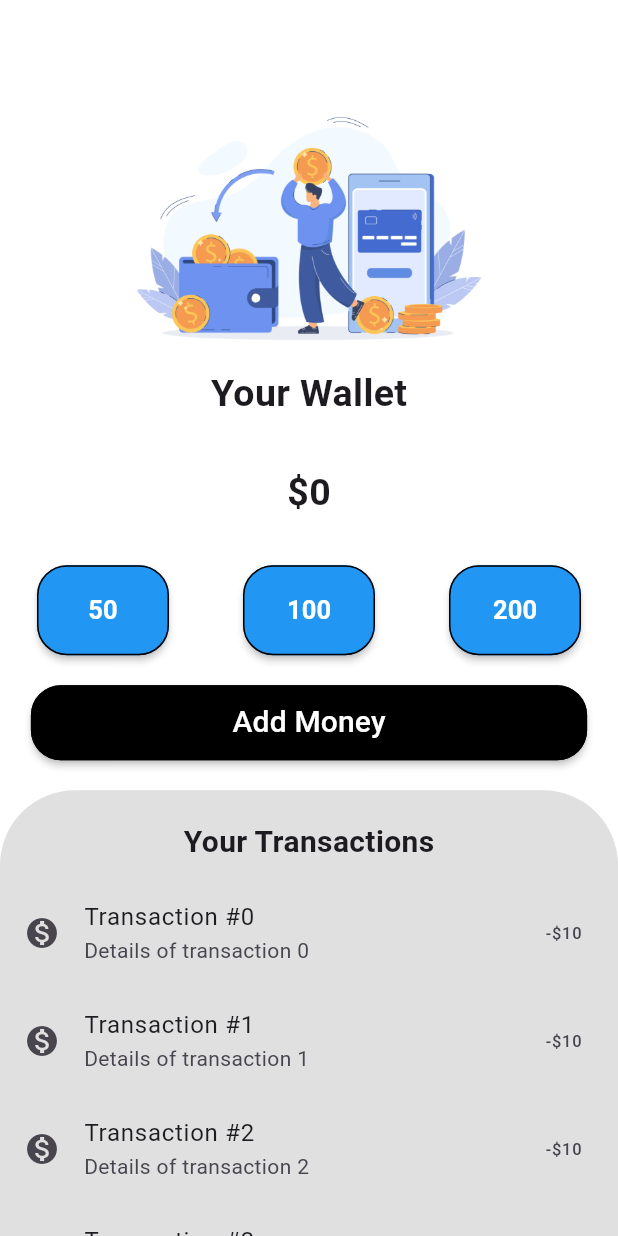
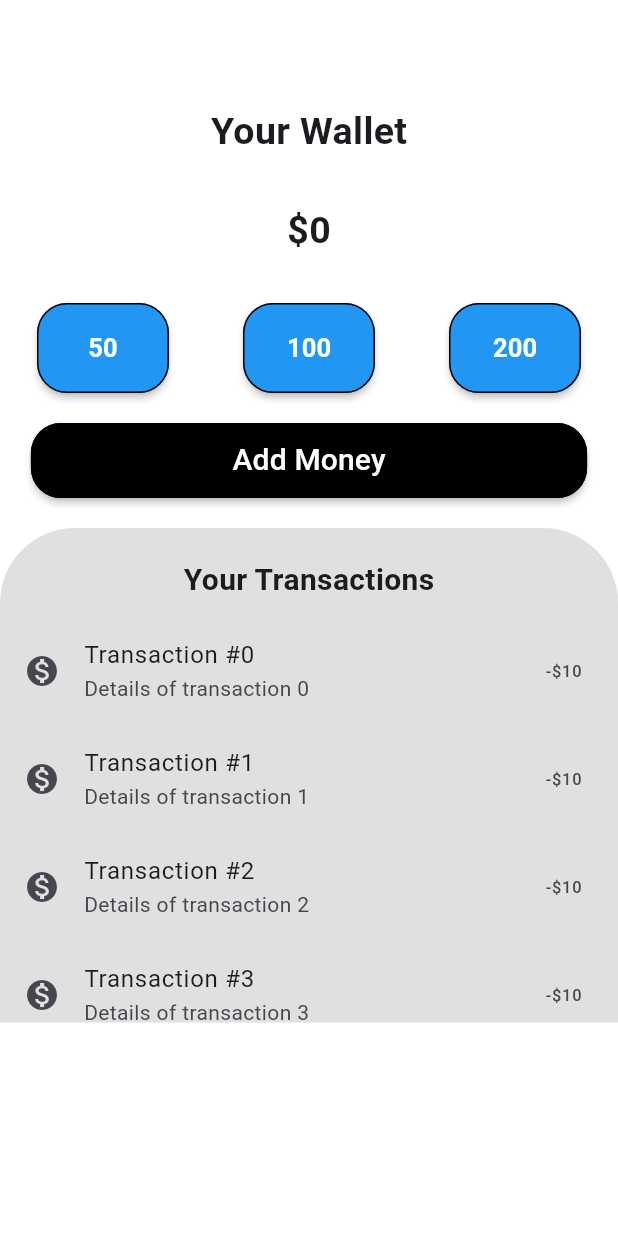
Before and after one commit to raedzayoud/Front-Hotel-System, a Flutter app: the Wallet screen opened directly, on a phone screen of 412 x 824 dp. Run offline on Flutter 3.47's test engine with Material 3 defaults, Android fonts, the phone set to English and light mode, and no system bars; our stand-ins replace bloc, dartz, dio, flutter_bloc, shared_preferences; missing offline and left inert: dart:ffi; accounts and stored records are empty.

```diff
--- a/lib/core/class/applink.dart
+++ b/lib/core/class/applink.dart
@@ -2,4 +2,7 @@ class Applink {
   static const String loaclhost = 'http://10.0.2.2:8000/api';
   static const String apiSignup = '$loaclhost/register';
   static const String apiLogin = '$loaclhost/login';
+  static const String apiGetAllHotel = '$loaclhost/getAllHotel';
+  static const String apiGetAllRoomRelatedToHotel =
+      '$loaclhost/getAllRoomByHotel';
 }
--- /dev/null
+++ b/lib/feature/home/data/repos/home_repo.dart
@@ -0,0 +1,9 @@
+import 'package:dartz/dartz.dart';
+import 'package:hotel/core/error/failure.dart';
+import 'package:hotel/feature/authentication/data/model/user.dart';
+import 'package:dio/dio.dart';
+
+abstract class HomeRepo {
+  Future<Either<Failure, List>> getAllHotel();
+  Future<Either<Failure, void>> SearchHotel();
+}
--- /dev/null
+++ b/lib/feature/home/presentation/manager/home_cubit.dart
@@ -0,0 +1,24 @@
+import 'package:hotel/feature/home/data/repos/home_repo.dart';
+import 'package:hotel/feature/home/presentation/manager/home_state.dart';
+
+import 'dart:async';
+import 'dart:core';
+import 'package:bloc/bloc.dart';
+
+class HomeCubit extends Cubit<HomeState> {
+  final HomeRepo homeRepo;
+  HomeCubit(this.homeRepo) : super(HomeInitial());
+
+  Future<void> getAllHotels() async {
+    emit(HomeLoading());
+    try {
+      final result = await homeRepo.getAllHotel();
+      result.fold(
+        (failure) => emit(HomeFailure(errorMessage: failure.errorMessage)),
+        (hotels) => emit(HomeSuccess(hotels: hotels)),
+      );
+    } catch (e) {
+      emit(HomeFailure(errorMessage: "An error occurred"));
+    }
+  }
+}
--- /dev/null
+++ b/lib/feature/home/presentation/manager/home_state.dart
@@ -0,0 +1,15 @@
+sealed class HomeState {}
+
+final class HomeInitial extends HomeState {}
+
+final class HomeFailure extends HomeState {
+  final String errorMessage;
+  HomeFailure({required this.errorMessage});
+}
+
+final class HomeLoading extends HomeState {}
+
+final class HomeSuccess extends HomeState {
+  final List hotels;
+  HomeSuccess({required this.hotels});
+}
--- /dev/null
+++ b/lib/feature/rooms/data/repos/home_repo.dart
@@ -0,0 +1,9 @@
+import 'package:dartz/dartz.dart';
+import 'package:hotel/core/error/failure.dart';
+import 'package:hotel/feature/authentication/data/model/user.dart';
+import 'package:dio/dio.dart';
+
+abstract class HomeRepo {
+  Future<Either<Failure, List>> getAllHotel();
+  Future<Either<Failure, void>> SearchHotel();
+}
--- a/lib/feature/rooms/presentation/rooms.dart
+++ b/lib/feature/rooms/presentation/rooms.dart
@@ -41,7 +41,7 @@ class Rooms extends StatelessWidget {
             )),
         centerTitle: true,
         title: const Text(
-          'Rooms in Beach Resort',
+          'Rooms',
           style: TextStyle(color: Colors.white),
         ),
         backgroundColor: KPrimayColor,
--- a/lib/feature/wallet/presentation/wallet.dart
+++ b/lib/feature/wallet/presentation/wallet.dart
@@ -14,23 +14,22 @@ class Wallet extends StatelessWidget {
         child: Column(
           children: [
             const SizedBox(height: 70),
-            Center(
-              child: Container(
-                height: AppResponsive.heigth(context) * .4,
-                width: AppResponsive.width(context) * .8,
-                decoration: BoxDecoration(
-                  color: Colors.white,
-                  borderRadius: BorderRadius.circular(20),
-                ),
-                child: Center(
-                  child: Image.asset(
-                    AssetsImage.wallet,
-                    fit: BoxFit.contain,
-                  ),
-                ),
-              ),
-            ),
-            const SizedBox(height: 10),
+            // Center(
+            //   child: Container(
+            //     height: AppResponsive.heigth(context) * .4,
+            //     width: AppResponsive.width(context) * .8,
+            //     decoration: BoxDecoration(
+            //       color: Colors.white,
+            //       borderRadius: BorderRadius.circular(20),
+            //     ),
+            //     child: Center(
+            //       child: Image.asset(
+            //         AssetsImage.wallet,
+            //         fit: BoxFit.contain,
+            //       ),
+            //     ),
+            //   ),
+            // ),
             const Text(
               "Your Wallet",
               style: TextStyle(fontWeight: FontWeight.bold, fontSize: 25),
--- a/lib/main.dart
+++ b/lib/main.dart
@@ -5,8 +5,10 @@ import 'package:hotel/core/utils/router.dart';
 import 'package:hotel/feature/authentication/data/repos/authentication_repo_impl.dart';
 import 'package:hotel/feature/authentication/presentation/manager/cubit/authentication_cubit.dart';
 import 'package:hotel/feature/authentication/presentation/view/login_view.dart';
+import 'package:hotel/feature/home/data/repos/home_repos_impl.dart';
 import 'package:hotel/feature/home/presentation/home.dart';
 import 'package:hotel/feature/home/presentation/homescrren.dart';
+import 'package:hotel/feature/home/presentation/manager/home_cubit.dart';
 import 'package:shared_preferences/shared_preferences.dart';
 
 late SharedPreferences sharedPreferences;
@@ -26,6 +28,9 @@ class MyApp extends StatelessWidget {
         BlocProvider<AuthenticationCubit>(
           create: (context) => AuthenticationCubit(AuthenticationRepoImpl()),
         ),
+        BlocProvider<HomeCubit>(
+          create: (context) => HomeCubit(HomeReposImpl()),
+        ),
         // Add other BLoCs here if needed, like AuthBloc, HotelBloc, etc.
       ],
       child: MaterialApp(
```
Also changed, not shown: lib/feature/home/data/repos/home_repos_impl.dart (added, +48 -0 lines), lib/feature/home/presentation/home.dart (+73 -58 lines), lib/feature/rooms/data/repos/home_repos_impl.dart (added, +48 -0 lines).
